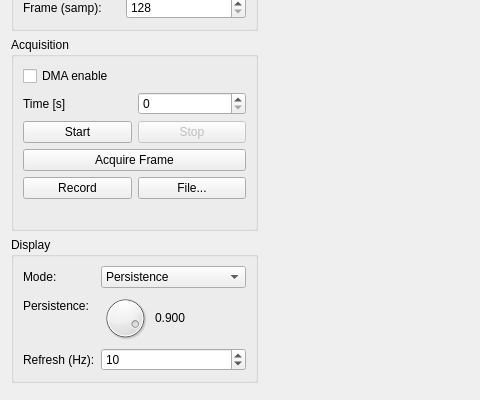
Above: forms/scope_view.ui from nucliflare/nlub-digitizer-community before the change; both pictures show x 0 to 480 and y 200 to 600 of the 900 by 600 pixel window. Below: the same form after it.
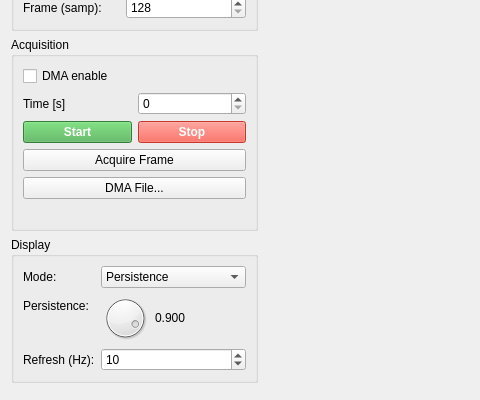
That is the form after the change. Custom widgets are drawn as their Qt base class.

What changed in the file:
```diff
--- a/forms/scope_view.ui
+++ b/forms/scope_view.ui
@@ -229,6 +229,9 @@
             <property name="text">
              <string>Start</string>
             </property>
+            <property name="styleSheet">
+             <string>background-color: #4CAF50; color: white; font-weight: bold;</string>
+            </property>
            </widget>
           </item>
           <item>
@@ -239,6 +242,9 @@
             <property name="text">
              <string>Stop</string>
             </property>
+            <property name="styleSheet">
+             <string>background-color: #f44336; color: white; font-weight: bold;</string>
+            </property>
            </widget>
           </item>
          </layout>
@@ -251,25 +257,11 @@
          </widget>
         </item>
         <item>
-         <layout class="QHBoxLayout" name="btnRecordLayout">
-          <item>
-           <widget class="QPushButton" name="btnRecord">
-            <property name="text">
-             <string>Record</string>
-            </property>
-            <property name="checkable">
-             <bool>true</bool>
-            </property>
-           </widget>
-          </item>
-          <item>
-           <widget class="QPushButton" name="btnRecordFile">
-            <property name="text">
-             <string>File...</string>
-            </property>
-           </widget>
-          </item>
-         </layout>
+         <widget class="QPushButton" name="btnDmaFile">
+          <property name="text">
+           <string>DMA File...</string>
+          </property>
+         </widget>
         </item>
         <item>
          <widget class="QLabel" name="lblRecordingStatus">
```
